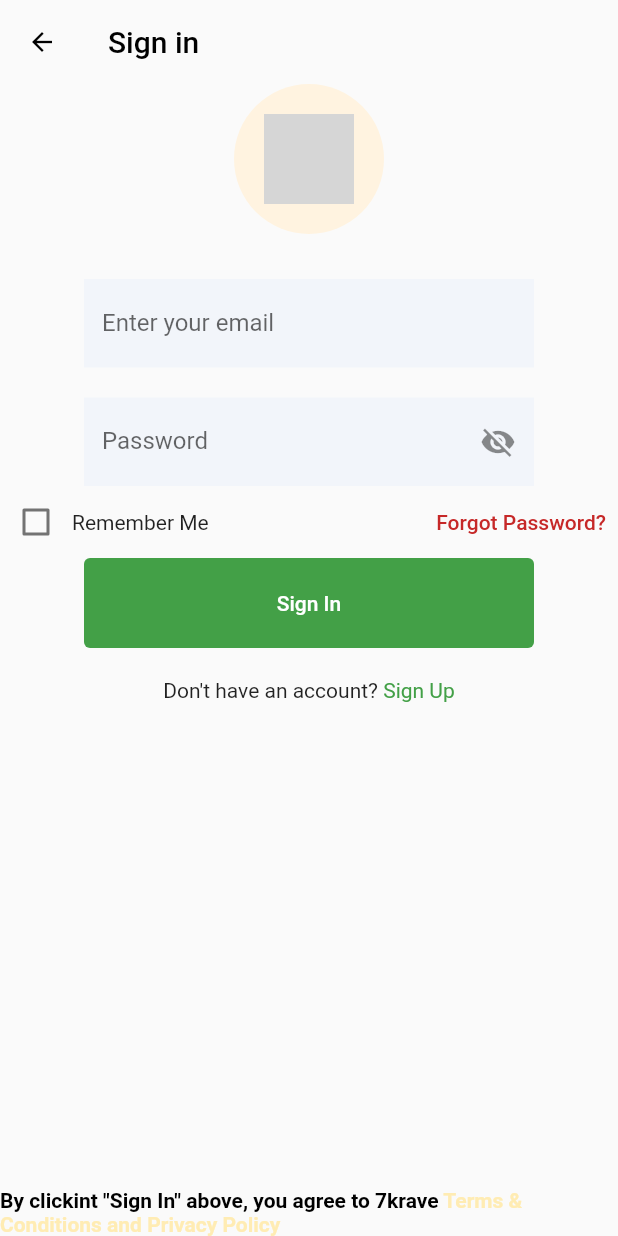
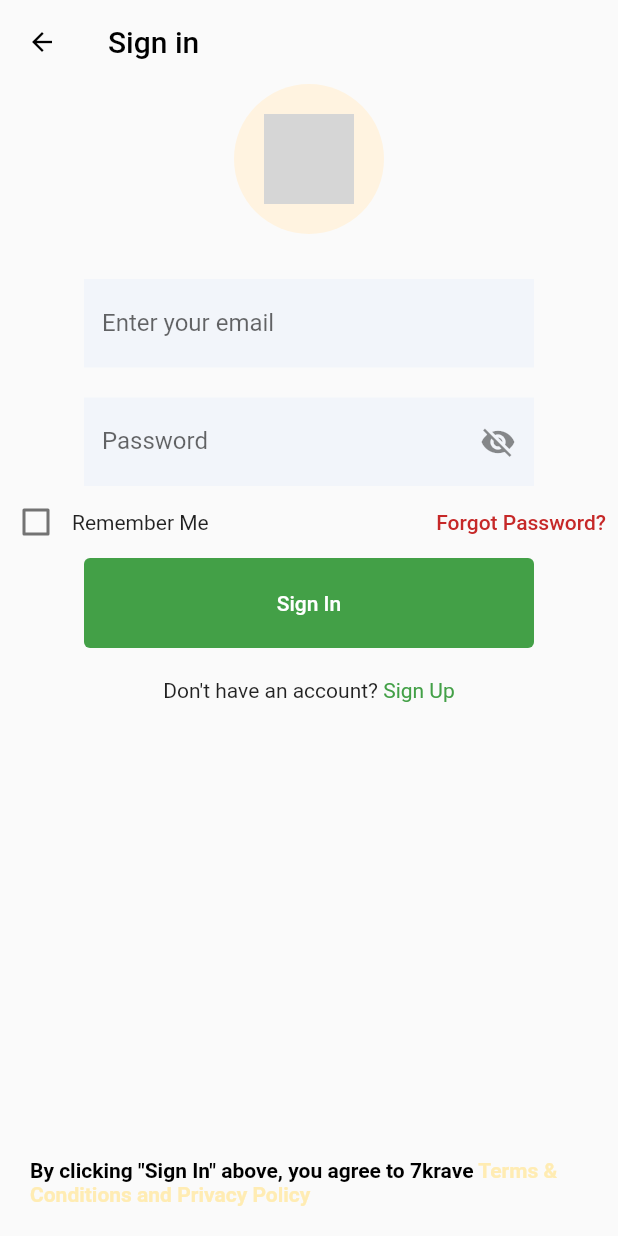
Before and after one commit to Ananya-Bhardwaj/AppDev-Login-Page, a Flutter app: the screen it shows after launch, after a tap on "Continue with Email", on a phone screen of 412 x 824 dp. Run offline on Flutter 3.47's test engine with Material 2 defaults, Android fonts, the phone set to English and light mode, and no system bars; network calls fail; grey boxes are pictures that could not be loaded.

Commit message:
Added padding

```diff
--- a/lib/Email.dart
+++ b/lib/Email.dart
@@ -115,18 +115,21 @@ class _MyWidgetState extends State<EmailPage> {
               ],
             ),
             Expanded(child: Container()),
-            RichText(
+            Container(
+              padding: EdgeInsets.all(20),
+              child: RichText(
                 text: TextSpan(
                     style: TextStyle(
                         fontWeight: FontWeight.bold, color: Colors.black),
                     children: [
                   TextSpan(
                       text:
-                          'By clickint "Sign In" above, you agree to 7krave '),
+                          'By clicking "Sign In" above, you agree to 7krave '),
                   TextSpan(
                       text: 'Terms & Conditions and Privacy Policy',
                       style: TextStyle(color: Colors.amber[100])),
                 ])),
+            ) ,
         ],
         ),
         )
```
